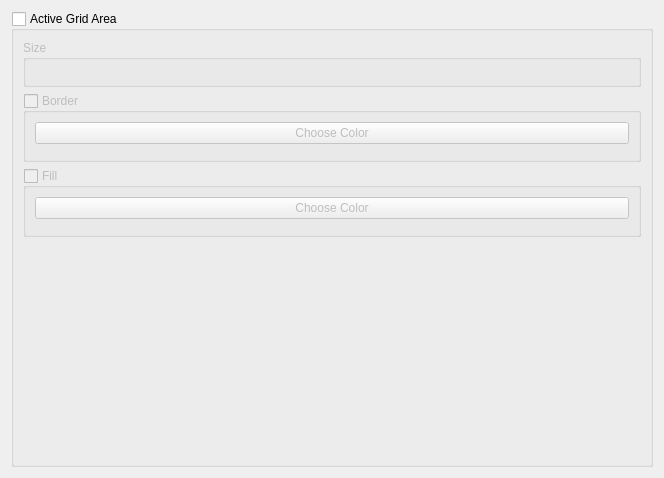
This is src/airunner/widgets/active_grid_settings/templates/active_grid_settings.ui in Capsize-Games/airunner as Qt 5 draws it before an edit. The edited form follows.
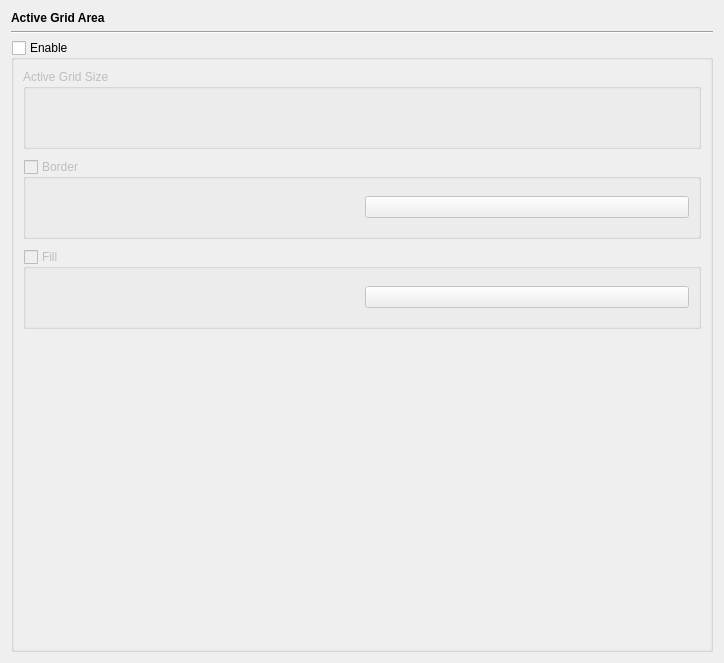
This is the edited form. Custom widgets are drawn as their Qt base class.

What changed in the file:
```diff
--- a/src/airunner/widgets/active_grid_settings/templates/active_grid_settings.ui
+++ b/src/airunner/widgets/active_grid_settings/templates/active_grid_settings.ui
@@ -6,19 +6,38 @@
    <rect>
     <x>0</x>
     <y>0</y>
-    <width>664</width>
-    <height>478</height>
+    <width>724</width>
+    <height>663</height>
    </rect>
   </property>
   <property name="windowTitle">
    <string>Form</string>
   </property>
-  <layout class="QGridLayout" name="gridLayout_3">
+  <layout class="QGridLayout" name="gridLayout">
    <item row="0" column="0">
-    <widget class="QGroupBox" name="active_grid_area_groupbox">
-     <property name="title">
+    <widget class="QLabel" name="label">
+     <property name="font">
+      <font>
+       <bold>true</bold>
+      </font>
+     </property>
+     <property name="text">
       <string>Active Grid Area</string>
      </property>
+    </widget>
+   </item>
+   <item row="1" column="0">
+    <widget class="Line" name="line">
+     <property name="orientation">
+      <enum>Qt::Orientation::Horizontal</enum>
+     </property>
+    </widget>
+   </item>
+   <item row="2" column="0">
+    <widget class="QGroupBox" name="active_grid_area_groupbox">
+     <property name="title">
+      <string>Enable</string>
+     </property>
      <property name="checkable">
       <bool>true</bool>
      </property>
@@ -26,8 +45,175 @@
       <bool>false</bool>
      </property>
      <layout class="QGridLayout" name="gridLayout_4">
+      <property name="leftMargin">
+       <number>0</number>
+      </property>
+      <property name="topMargin">
+       <number>0</number>
+      </property>
+      <property name="rightMargin">
+       <number>0</number>
+      </property>
+      <property name="bottomMargin">
+       <number>0</number>
+      </property>
+      <item row="3" column="0">
+       <widget class="QScrollArea" name="scrollArea">
+        <property name="frameShape">
+         <enum>QFrame::Shape::NoFrame</enum>
+        </property>
+        <property name="frameShadow">
+         <enum>QFrame::Shadow::Plain</enum>
+        </property>
+        <property name="widgetResizable">
+         <bool>true</bool>
+        </property>
+        <widget class="QWidget" name="scrollAreaWidgetContents">
+         <property name="geometry">
+          <rect>
+           <x>0</x>
+           <y>0</y>
+           <width>700</width>
+           <height>587</height>
+          </rect>
+         </property>
+         <layout class="QGridLayout" name="gridLayout_3">
+          <property name="topMargin">
+           <number>9</number>
+          </property>
+          <property name="bottomMargin">
+           <number>9</number>
+          </property>
+          <property name="verticalSpacing">
+           <number>10</number>
+          </property>
+          <item row="0" column="0">
+           <widget class="QGroupBox" name="groupBox_3">
+            <property name="sizePolicy">
+             <sizepolicy hsizetype="Preferred" vsizetype="Minimum">
+              <horstretch>0</horstretch>
+              <verstretch>0</verstretch>
+             </sizepolicy>
+            </property>
+            <property name="minimumSize">
+             <size>
+              <width>0</width>
+              <height>80</height>
+             </size>
+            </property>
+            <property name="title">
+             <string>Active Grid Size</string>
+            </property>
+            <layout class="QHBoxLayout" name="horizontalLayout">
+             <item>
+              <widget class="SliderWidget" name="width_slider_widget" native="true">
+               <property name="minimumSize">
+                <size>
+                 <width>0</width>
+                 <height>20</height>
+                </size>
+               </property>
+               <property name="label_text" stdset="0">
+                <string>Width</string>
+               </property>
+               <property name="slider_minimum" stdset="0">
+                <number>64</number>
+               </property>
+               <property name="slider_maximum" stdset="0">
+                <number>4096</number>
+               </property>
+               <property name="spinbox_minimum" stdset="0">
+                <number>64</number>
+               </property>
+               <property name="spinbox_maximum" stdset="0">
+                <number>4096</number>
+               </property>
+               <property name="slider_tick_interval" stdset="0">
+                <number>64</number>
+               </property>
+               <property name="slider_single_step" stdset="0">
+                <number>64</number>
+               </property>
+               <property name="slider_page_step" stdset="0">
+                <number>64</number>
+               </property>
+               <property name="spinbox_single_step" stdset="0">
+                <number>64</number>
+               </property>
+               <property name="spinbox_page_step" stdset="0">
+                <number>64</number>
+               </property>
+               <property name="settings_property" stdset="0">
+                <string notr="true">working_width</string>
+               </property>
+               <property name="display_as_float" stdset="0">
+                <bool>false</bool>
+               </property>
+              </widget>
+             </item>
+             <item>
+              <widget class="SliderWidget" name="height_slider_widget" native="true">
+               <property name="minimumSize">
+                <size>
+                 <width>0</width>
+                 <height>20</height>
+                </size>
+               </property>
+               <property name="slider_minimum" stdset="0">
+                <number>64</number>
+               </property>
+               <property name="slider_maximum" stdset="0">
+                <number>4096</number>
+               </property>
+               <property name="spinbox_minimum" stdset="0">
+                <number>64</number>
+               </property>
+               <property name="spinbox_maximum" stdset="0">
+                <number>4096</number>
+               </property>
+               <property name="slider_tick_interval" stdset="0">
+                <number>64</number>
+               </property>
+               <property name="slider_single_step" stdset="0">
+                <number>64</number>
+               </property>
+               <property name="slider_page_step" stdset="0">
+                <number>64</number>
+               </property>
+               <property name="spinbox_single_step" stdset="0">
+                <number>64</number>
+               </property>
+               <property name="spinbox_page_step" stdset="0">
+                <number>64</number>
+               </property>
+               <property name="label_text" stdset="0">
+                <string>Height</string>
+               </property>
+               <property name="settings_property" stdset="0">
+                <string>working_height</string>
+               </property>
+               <property name="display_as_float" stdset="0">
+                <bool>false</bool>
+               </property>
+              </widget>
+             </item>
+            </layout>
+           </widget>
+          </item>
       <item row="1" column="0">
        <widget class="QGroupBox" name="active_grid_border_groupbox">
+            <property name="sizePolicy">
+             <sizepolicy hsizetype="Preferred" vsizetype="Minimum">
+              <horstretch>0</horstretch>
+              <verstretch>0</verstretch>
+             </sizepolicy>
+            </property>
+            <property name="minimumSize">
+             <size>
+              <width>0</width>
+              <height>80</height>
+             </size>
+            </property>
         <property name="title">
          <string>Border</string>
         </property>
@@ -37,15 +223,8 @@
         <property name="checked">
          <bool>false</bool>
         </property>
-        <layout class="QGridLayout" name="gridLayout">
-         <item row="0" column="0">
-          <widget class="QPushButton" name="border_choose_color_button">
-           <property name="text">
-            <string>Choose Color</string>
-           </property>
-          </widget>
-         </item>
-         <item row="1" column="0">
+            <layout class="QHBoxLayout" name="horizontalLayout_2">
+             <item>
           <widget class="SliderWidget" name="border_opacity_slider_widget" native="true">
            <property name="spinbox_single_step" stdset="0">
             <double>0.010000000000000</double>
@@ -85,11 +264,33 @@
            </property>
           </widget>
          </item>
+             <item>
+              <widget class="QPushButton" name="border_choose_color_button">
+               <property name="cursor">
+                <cursorShape>PointingHandCursor</cursorShape>
+               </property>
+               <property name="text">
+                <string/>
+               </property>
+              </widget>
+             </item>
         </layout>
        </widget>
       </item>
       <item row="2" column="0">
        <widget class="QGroupBox" name="active_grid_fill_groupbox">
+            <property name="sizePolicy">
+             <sizepolicy hsizetype="Preferred" vsizetype="Minimum">
+              <horstretch>0</horstretch>
+              <verstretch>0</verstretch>
+             </sizepolicy>
+            </property>
+            <property name="minimumSize">
+             <size>
+              <width>0</width>
+              <height>80</height>
+             </size>
+            </property>
         <property name="title">
          <string>Fill</string>
         </property>
@@ -99,8 +300,8 @@
         <property name="checked">
          <bool>false</bool>
         </property>
-        <layout class="QGridLayout" name="gridLayout_2">
-         <item row="1" column="0" colspan="2">
+            <layout class="QHBoxLayout" name="horizontalLayout_3">
+             <item>
           <widget class="SliderWidget" name="fill_opacity_slider_widget" native="true">
            <property name="spinbox_single_step" stdset="0">
             <double>0.010000000000000</double>
@@ -140,99 +341,10 @@
            </property>
           </widget>
          </item>
-         <item row="0" column="0" colspan="2">
+             <item>
           <widget class="QPushButton" name="fill_choose_color_button">
            <property name="text">
-            <string>Choose Color</string>
-           </property>
-          </widget>
-         </item>
-        </layout>
-       </widget>
-      </item>
-      <item row="0" column="0">
-       <widget class="QGroupBox" name="groupBox_3">
-        <property name="title">
-         <string>Size</string>
-        </property>
-        <layout class="QVBoxLayout" name="verticalLayout">
-         <item>
-          <widget class="SliderWidget" name="width_slider_widget" native="true">
-           <property name="label_text" stdset="0">
-            <string>Active Grid Width</string>
-           </property>
-           <property name="slider_minimum" stdset="0">
-            <number>64</number>
-           </property>
-           <property name="slider_maximum" stdset="0">
-            <number>4096</number>
-           </property>
-           <property name="spinbox_minimum" stdset="0">
-            <number>64</number>
-           </property>
-           <property name="spinbox_maximum" stdset="0">
-            <number>4096</number>
-           </property>
-           <property name="slider_tick_interval" stdset="0">
-            <number>64</number>
-           </property>
-           <property name="slider_single_step" stdset="0">
-            <number>64</number>
-           </property>
-           <property name="slider_page_step" stdset="0">
-            <number>64</number>
-           </property>
-           <property name="spinbox_single_step" stdset="0">
-            <number>64</number>
-           </property>
-           <property name="spinbox_page_step" stdset="0">
-            <number>64</number>
-           </property>
-           <property name="settings_property" stdset="0">
-            <string notr="true">working_width</string>
-           </property>
-           <property name="display_as_float" stdset="0">
-            <bool>false</bool>
-           </property>
-          </widget>
-         </item>
-         <item>
-          <widget class="SliderWidget" name="height_slider_widget" native="true">
-           <property name="slider_minimum" stdset="0">
-            <number>64</number>
-           </property>
-           <property name="slider_maximum" stdset="0">
-            <number>4096</number>
-           </property>
-           <property name="spinbox_minimum" stdset="0">
-            <number>64</number>
-           </property>
-           <property name="spinbox_maximum" stdset="0">
-            <number>4096</number>
-           </property>
-           <property name="slider_tick_interval" stdset="0">
-            <number>64</number>
-           </property>
-           <property name="slider_single_step" stdset="0">
-            <number>64</number>
-           </property>
-           <property name="slider_page_step" stdset="0">
-            <number>64</number>
-           </property>
-           <property name="spinbox_single_step" stdset="0">
-            <number>64</number>
-           </property>
-           <property name="spinbox_page_step" stdset="0">
-            <number>64</number>
-           </property>
-           <property name="label_text" stdset="0">
-            <string>Active Grid Height</string>
-           </property>
-           <property name="settings_property" stdset="0">
-            <string>working_height</string>
-           </property>
-           <property name="display_as_float" stdset="0">
-            <bool>false</bool>
+                <string/>
            </property>
           </widget>
          </item>
@@ -247,10 +359,14 @@
         <property name="sizeHint" stdset="0">
          <size>
           <width>20</width>
-          <height>40</height>
+              <height>139</height>
          </size>
         </property>
        </spacer>
+          </item>
+         </layout>
+        </widget>
+       </widget>
       </item>
      </layout>
     </widget>
```
Left out of the diff: 5 changed lines with no effect on the pictures. Lines whose indentation alone changed are shown as unchanged.
